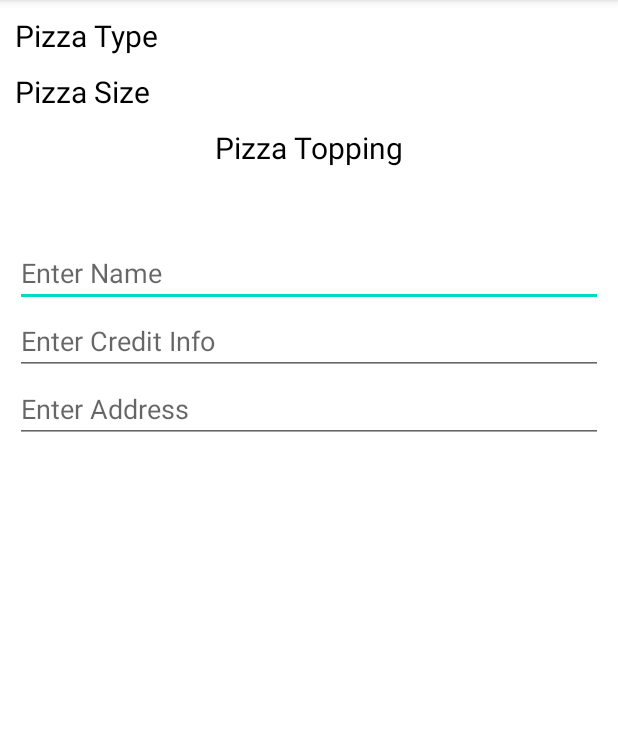
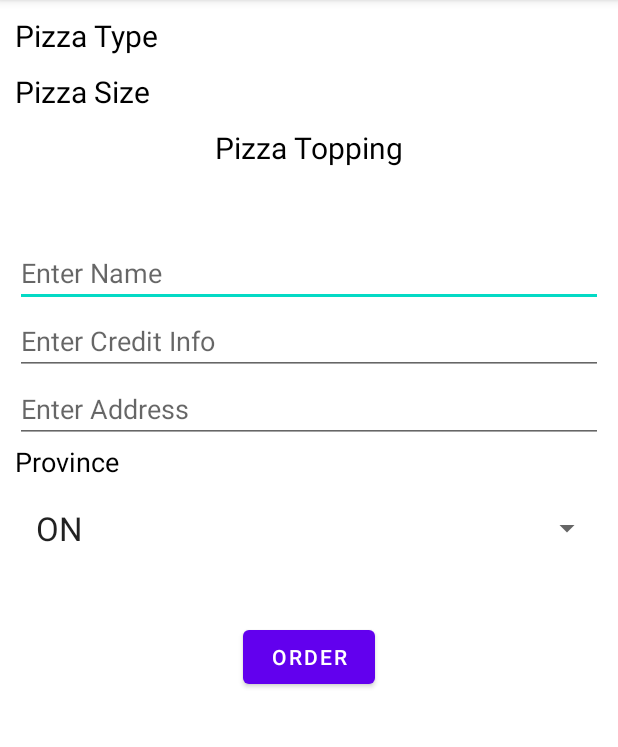
Before and after one commit to UtsavSharma2141/UtsavAssign2, an Android app: the SharmaActivity3 screen opened directly, with no data from a screen before it, on a phone screen of 412 x 824 dp, the part 84-831 px from its top. Run offline under Robolectric (Android 15) with nearby library versions, the phone set to English and light mode, and no system bars; 1 statement that could not run was skipped.

Commit message:
created and worked on SharmaActivity4.java and activity_sharma4.xml files. done SharmaActivity3.java file.

```diff
--- a/UtsavAssign22/src/main/AndroidManifest.xml
+++ b/UtsavAssign22/src/main/AndroidManifest.xml
@@ -9,7 +9,8 @@
         android:roundIcon="@mipmap/ic_launcher_round"
         android:supportsRtl="true"
         android:theme="@style/Theme.UtsavAssign2">
-        <activity android:name=".SharmaActivity3"></activity>
+        <activity android:name=".SharmaActivity4"></activity>
+        <activity android:name=".SharmaActivity3" />
         <activity
             android:name=".SharmaActivity2"
             android:parentActivityName=".UtsavActivity" />
--- a/UtsavAssign22/src/main/java/utsav/sharma/n01392141/SharmaActivity3.java
+++ b/UtsavAssign22/src/main/java/utsav/sharma/n01392141/SharmaActivity3.java
@@ -2,11 +2,19 @@ package utsav.sharma.n01392141;
 
 import androidx.appcompat.app.AppCompatActivity;
 
+import android.content.Intent;
 import android.os.Bundle;
 import android.text.Editable;
 import android.text.TextWatcher;
+import android.util.Log;
+import android.view.View;
+import android.widget.AdapterView;
+import android.widget.ArrayAdapter;
+import android.widget.Button;
 import android.widget.EditText;
+import android.widget.Spinner;
 import android.widget.TextView;
+import android.widget.Toast;
 
 import org.w3c.dom.Text;
 
@@ -23,6 +31,10 @@ public class SharmaActivity3 extends AppCompatActivity {
     ArrayList<String> toppArr;
     TextView pizaTypeTxt, pizaSizeTxt, pizaToppTxt;
 
+    Spinner provinceSpinner;
+    Button orderbtn;
+
+    String province;
 
     @Override
     protected void onCreate(Bundle savedInstanceState) {
@@ -45,7 +57,7 @@ public class SharmaActivity3 extends AppCompatActivity {
 
         pizaTypeTxt.setText(pizaType);
         pizaSizeTxt.setText(pizaSize);
-        pizaToppTxt.setText((CharSequence) toppArr);
+        pizaToppTxt.setText(toppArr.toString());
 
         nameEdt.addTextChangedListener(new TextWatcher() {
             @Override
@@ -79,7 +91,9 @@ public class SharmaActivity3 extends AppCompatActivity {
 
             @Override
             public void afterTextChanged(Editable s) {
-
+                if(s.length() <= 0){
+                     creditEdt.setError("Enter details");
+                }
             }
         });
 
@@ -96,10 +110,58 @@ public class SharmaActivity3 extends AppCompatActivity {
 
             @Override
             public void afterTextChanged(Editable s) {
+                if(s.length() <= 0){
+                    addEdt.setError("Enter details");
+                }
+            }
+        });
+
+        provinceSpinner = findViewById(R.id.utsavProvinceSpin);
+        provinceSpinner.setAdapter(new ArrayAdapter<String>(this, android.R.layout.select_dialog_item,getResources().getStringArray(R.array.province)));
+
+        provinceSpinner.setOnItemSelectedListener(new AdapterView.OnItemSelectedListener() {
+            @Override
+            public void onItemSelected(AdapterView<?> parent, View view, int position, long id) {
+                province = (String) parent.getItemAtPosition(position);
+            }
+
+            @Override
+            public void onNothingSelected(AdapterView<?> parent) {
 
             }
         });
 
+        orderbtn = findViewById(R.id.utsavOrderBtn);
+        orderbtn.setOnClickListener(new View.OnClickListener() {
+            @Override
+            public void onClick(View v) {
+                String name = nameEdt.getText().toString();
+                String creditNo = creditEdt.getText().toString();
+                String addr = addEdt.getText().toString();
 
+
+                name = name.replaceAll("\\d","");
+
+                if(name.length() < 3 || creditNo.length() < 16 || addr.length() == 0){
+                    String msg = getResources().getString(R.string.toast3);
+                    Toast.makeText(SharmaActivity3.this, msg, Toast.LENGTH_SHORT).show();
+                }else{
+                    // String msg = getResources().getString(R.string.toast3);
+
+                   // Toast.makeText(SharmaActivity3.this, msg, Toast.LENGTH_SHORT).show();
+                    Intent ii = new Intent(SharmaActivity3.this,SharmaActivity4.class);
+                    ii.putExtra("type",pizaTypeTxt.getText().toString());
+                    ii.putExtra("size",pizaSizeTxt.getText().toString());
+                    ii.putExtra("topp",pizaToppTxt.getText().toString());
+
+                    ii.putExtra("uname",name);
+                    ii.putExtra("ucredit",creditNo);
+                    ii.putExtra("uaddr",addr);
+                    ii.putExtra("uprov",province);
+                    startActivity(ii);
+
+                }
+            }
+        });
     }
 }
--- a/UtsavAssign22/src/main/res/layout-land/activity_utsav3.xml
+++ b/UtsavAssign22/src/main/res/layout-land/activity_utsav3.xml
@@ -7,12 +7,21 @@
     android:layout_height="match_parent"
     tools:context=".SharmaActivity3"
     android:orientation="vertical"
-    android:padding="10dp">
+    android:padding="0dp">
 
     <LinearLayout
         android:layout_width="match_parent"
         android:layout_height="wrap_content"
-        android:orientation="vertical">
+        android:orientation="horizontal">
+
+
+        <LinearLayout
+            android:layout_width="match_parent"
+            android:layout_height="wrap_content"
+            android:orientation="vertical"
+            android:layout_weight="1"
+            android:padding="10dp"
+            android:background="#e3e3e3">
 
             <TableLayout
                 android:layout_width="match_parent"
@@ -104,6 +113,13 @@
 
         </LinearLayout>
 
+        <LinearLayout
+            android:layout_width="match_parent"
+            android:layout_height="wrap_content"
+            android:orientation="vertical"
+            android:layout_weight="1"
+            android:padding="10dp">
+
             <EditText
                 android:id="@+id/utsavEdtName"
                 android:layout_width="match_parent"
@@ -126,5 +142,45 @@
 
 
 
+        </LinearLayout>
+
 
     </LinearLayout>
+
+
+    <TextView
+        android:layout_width="wrap_content"
+        android:layout_height="wrap_content"
+        android:text="@string/provinceTag"
+        android:textSize="18sp"
+        android:textColor="#000"/>
+
+    <RelativeLayout
+        android:layout_width="match_parent"
+        android:layout_height="wrap_content"
+        android:orientation="horizontal"
+        android:padding="10dp">
+
+        <Spinner
+            android:id="@+id/utsavProvinceSpin"
+            android:layout_width="200dp"
+            android:layout_height="wrap_content"
+            android:layout_centerVertical="true"/>
+
+
+        <Button
+            android:id="@+id/utsavOrderBtn"
+            android:layout_width="wrap_content"
+            android:layout_height="wrap_content"
+            android:layout_marginTop="0dp"
+            android:text="@string/orderTag"
+            android:layout_gravity="center_horizontal"
+            android:layout_alignParentEnd="true"
+            />
+
+
+    </RelativeLayout>
+
+
+
+</LinearLayout>
--- a/UtsavAssign22/src/main/res/layout/activity_utsav3.xml
+++ b/UtsavAssign22/src/main/res/layout/activity_utsav3.xml
@@ -108,23 +108,44 @@
         android:id="@+id/utsavEdtName"
         android:layout_width="match_parent"
         android:layout_height="wrap_content"
-        android:hint="@string/nameHint"/>
+        android:hint="@string/nameHint"
+        android:inputType="text"/>
 
 
     <EditText
         android:id="@+id/utsavEdtCreditCard"
         android:layout_width="match_parent"
         android:layout_height="wrap_content"
-        android:hint="@string/creditHint"/>
+        android:hint="@string/creditHint"
+        android:inputType="number"
+        android:maxLength="16"/>
 
 
     <EditText
         android:id="@+id/utsavEdtAddress"
         android:layout_width="match_parent"
         android:layout_height="wrap_content"
-        android:hint="@string/addHint"/>
+        android:hint="@string/addHint" />
 
+    <TextView
+        android:layout_width="wrap_content"
+        android:layout_height="wrap_content"
+        android:text="@string/provinceTag"
+        android:textSize="18sp"
+        android:textColor="#000"/>
+    <Spinner
+        android:id="@+id/utsavProvinceSpin"
+        android:layout_width="match_parent"
+        android:layout_height="wrap_content"/>
 
+    <Button
+        android:id="@+id/utsavOrderBtn"
+        android:layout_width="wrap_content"
+        android:layout_height="wrap_content"
+        android:layout_marginTop="30dp"
+        android:text="@string/orderTag"
+        android:layout_gravity="center_horizontal"
+        />
 
 
 </LinearLayout>
--- a/UtsavAssign22/src/main/res/values/strings.xml
+++ b/UtsavAssign22/src/main/res/values/strings.xml
@@ -42,8 +42,30 @@
     <string name="pizza_websitename">Pizza\'s website</string>
 
 
-
     <string name="nameHint">Enter Name</string>
     <string name="creditHint">Enter Credit Info</string>
     <string name="addHint">Enter Address</string>
+
+    <string name="provinceTag">Province</string>
+    <string-array name="province">
+        <item>ON</item>
+        <item>QC</item>
+        <item>NS</item>
+        <item>NB</item>
+        <item>MB</item>
+        <item>BC</item>
+        <item>PE</item>
+        <item>SK</item>
+        <item>AB</item>
+        <item>NL</item>
+    </string-array>
+
+    <string name="orderTag">Order</string>
+
+    <string name="toast3">Please Fill all the details</string>
+
+    <string name="nameTag">Name</string>
+    <string name="addTag">Address</string>
+    <string name="creditTag">Credit Card</string>
+    <string name="checkOutBtnTag">Check out</string>
 </resources>
```
Also changed, not shown: UtsavAssign22/src/main/java/utsav/sharma/n01392141/SharmaActivity4.java (added, +49 -0 lines), UtsavAssign22/src/main/res/layout-land/activity_sharma2.xml (+13 -8 lines), UtsavAssign22/src/main/res/layout/activity_sharma4.xml (added, +202 -0 lines). Lines whose indentation alone changed are shown as unchanged.
